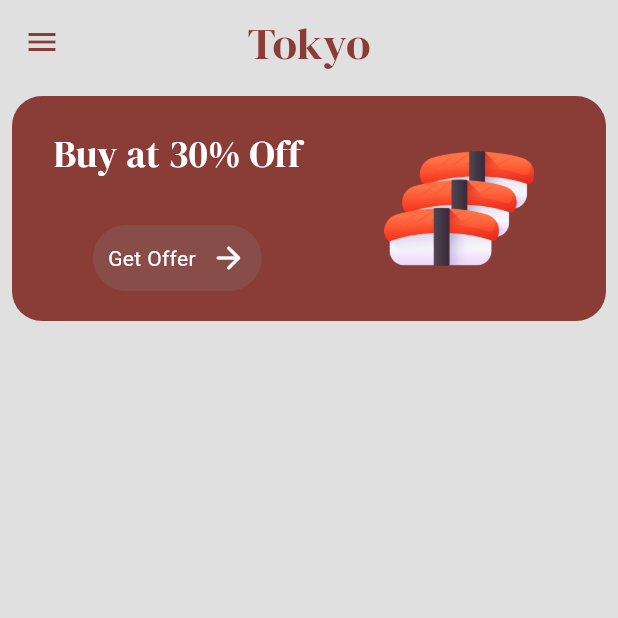
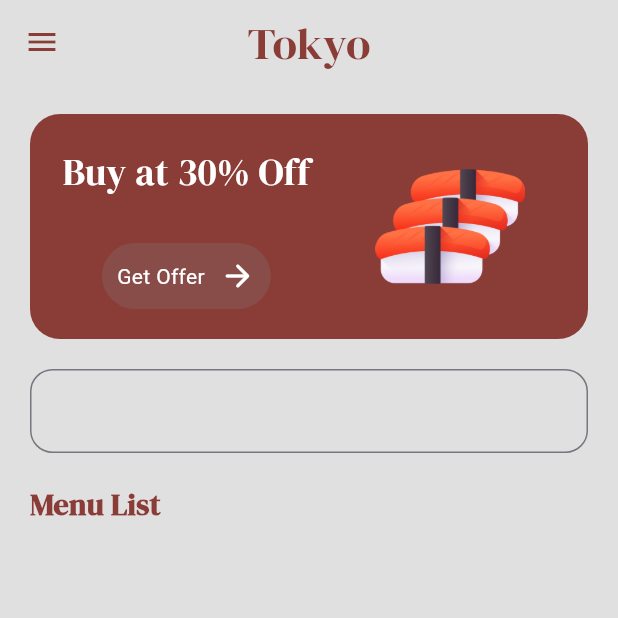
Before and after one commit to CovenantJunior/sushi_restaurant, a Flutter app: the Menu screen opened by its route, on a phone screen of 412 x 824 dp, the top half of it. Run offline on Flutter 3.47's test engine with Material 3 defaults, Android fonts, the phone set to English and light mode, and no system bars.

Commit message:
Updated Menu Layout and List Buildup

```diff
--- a/lib/layouts/menu.dart
+++ b/lib/layouts/menu.dart
@@ -26,8 +26,9 @@ class Menu extends StatelessWidget {
         backgroundColor: Colors.grey[300],
         ),
         body: Padding(
-          padding: const EdgeInsets.all(8.0),
+          padding: const EdgeInsets.all(20.0),
           child: Column(
+            mainAxisAlignment: MainAxisAlignment.start,
             children: [
               Container(
                 decoration: BoxDecoration(
@@ -74,6 +75,35 @@ class Menu extends StatelessWidget {
                     )
                   ],
                 ),
+              ),
+
+              const SizedBox(height: 20.0,),
+
+               TextField(
+                 decoration: InputDecoration(
+                   border: OutlineInputBorder(
+                    borderSide: BorderSide(
+                      color: primaryColor
+                    ),
+                     borderRadius: BorderRadius.circular(15)
+                   )
+                 ),
+               ),
+
+               const SizedBox(height: 20.0),
+
+              Row(
+                children: [
+                  Text(
+                    "Menu List",
+                    style: TextStyle(
+                      fontFamily: 'DM Serif Display',
+                      fontWeight: FontWeight.bold,
+                      fontSize: 20.0,
+                      color: primaryColor
+                    ),
+                  ),
+                ],
               )
             ],
           ),
```
Also changed, not shown: lib/models/food_item.dart (added, +13 -0 lines).
